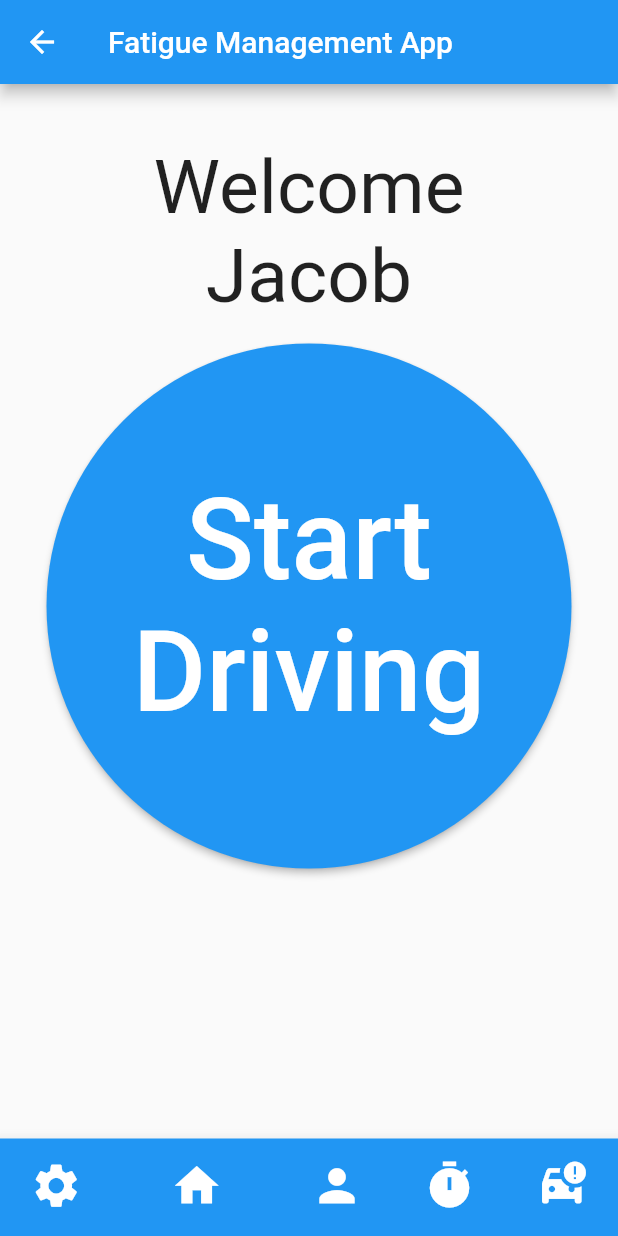
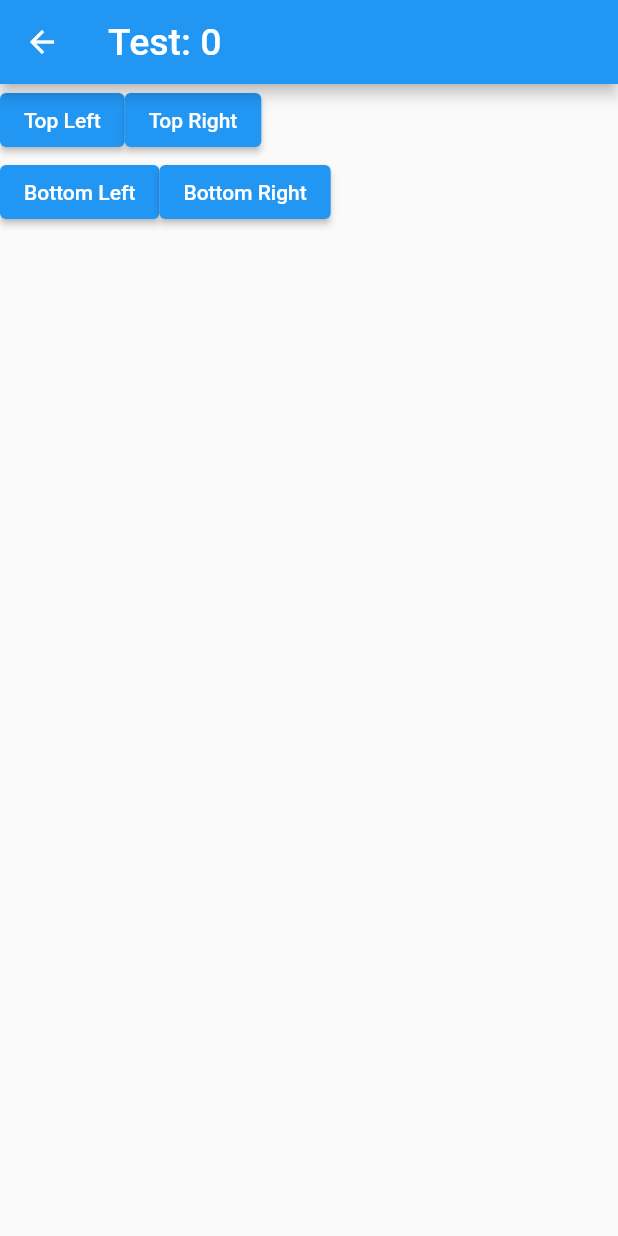
Before and after one commit to FalconLuma/-DECO38010--VillersBoysII, a Flutter app: the screen it shows after launch, item 4 of the bottom bar chosen, after a tap on the "start" icon, on a phone screen of 412 x 824 dp. Run offline on Flutter 3.47's test engine with Material 2 defaults, Android fonts, the phone set to English and light mode, and no system bars.

Commit message:
Linked current reactionTime screen to new reaction_time_test screen which has initial reactionTimeTest UI

```diff
--- a/villers_boys_ii/lib/reaction_time1.dart
+++ b/villers_boys_ii/lib/reaction_time1.dart
@@ -1,5 +1,6 @@
 import 'package:flutter/material.dart';
 import 'package:villers_boys_ii/main_page.dart';
+import 'package:villers_boys_ii/reaction_time_test1.dart';
 import 'package:villers_boys_ii/user.dart';
 
 import 'main_page.dart';
@@ -29,7 +30,8 @@ class _ReactionTimeState extends State<ReactionTimePage> {
             ElevatedButton(
               onPressed: () {
                 Navigator.of(context).push(MaterialPageRoute(
-                    builder: (context) => MainPage(title: 'Fatigue Management App',user: widget.user)));
+                    builder: (context) => ReactionTimeTest( user: widget.user)));
+                    //builder: (context) => MainPage(title: 'Fatigue Management App',user: widget.user)));
               },
               child: Icon(
                 Icons.start_sharp,
--- /dev/null
+++ b/villers_boys_ii/lib/reaction_time_test1.dart
@@ -0,0 +1,86 @@
+import 'package:flutter/material.dart';
+import 'package:villers_boys_ii/main_page.dart';
+import 'package:villers_boys_ii/user.dart';
+
+import 'main_page.dart';
+
+class ReactionTimeTest extends StatefulWidget {
+  const ReactionTimeTest({Key? key, required this.user}) : super(key: key);
+  final User user;
+
+  @override
+  State<ReactionTimeTest> createState() => _ReactionTestState();
+}
+
+class _ReactionTestState extends State<ReactionTimeTest> {
+  int _tnum = 0; // Test number
+
+  // Create a list of reaction times
+  List<int> rTimes = [
+    0,
+    0,
+    0,
+    0,
+    0,
+    0,
+    0,
+    0,
+    0,
+    0,
+  ];
+
+
+
+  @override
+  Widget build(BuildContext context) {
+    return Scaffold(
+      appBar: AppBar(
+        title: Text(
+            "Test: $_tnum",
+            style: const TextStyle(fontSize: 25),
+            textAlign: TextAlign.center,
+        )
+
+      ),
+      body: Center(
+        child: Column(children: [
+          Row(
+            children: [
+
+              Align(
+                alignment: Alignment.centerLeft,
+                child:ElevatedButton(
+                    onPressed: (){}, child: const Text("Top Left")
+                )
+              ),
+              Align(
+                alignment: Alignment.centerRight,
+                child: ElevatedButton(
+                    onPressed: (){}, child: const Text("Top Right")
+                ),
+              )
+            ],
+          ),
+          Row(
+            children: [
+              Align(
+                  alignment: Alignment.bottomLeft,
+                  child:ElevatedButton(
+                      onPressed: (){}, child: const Text("Bottom Left")
+                  )
+              ),
+              Align(
+                alignment: Alignment.bottomRight,
+                child: ElevatedButton(
+                    onPressed: (){}, child: const Text("Bottom Right")
+                ),
+              )
+            ],
+          )
+        ],
+
+        )
+      )
+    );
+  }
+}
```
